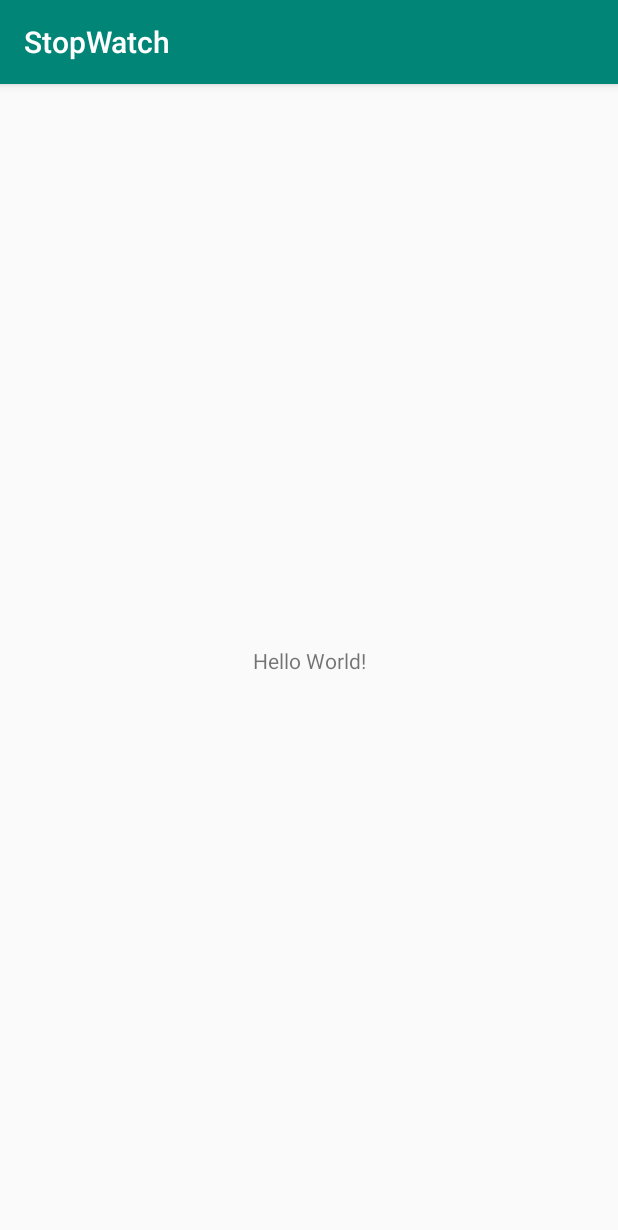
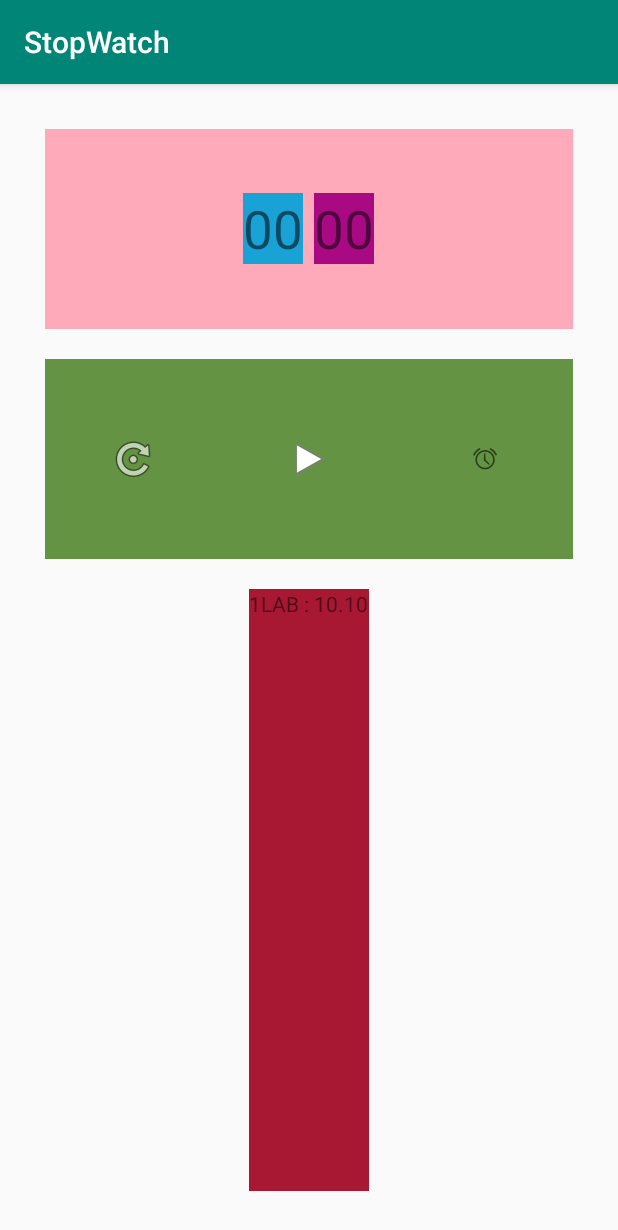
Before and after one commit to BaekDorazi/StopWatchApp, an Android app: the screen it shows after launch (MainActivity), on a phone screen of 412 x 824 dp. Shown: the top 1230 px of the screen. Run offline under Robolectric (Android 15) with nearby library versions, the phone set to English and light mode, and no system bars.

Commit message:
UI수정 / StopWatch Layout 구성

```diff
--- a/app/src/main/res/layout/activity_main.xml
+++ b/app/src/main/res/layout/activity_main.xml
@@ -1,19 +1,79 @@
 <?xml version="1.0" encoding="utf-8"?>
-<android.support.constraint.ConstraintLayout
-    xmlns:android="http://schemas.android.com/apk/res/android"
-    xmlns:tools="http://schemas.android.com/tools"
-    xmlns:app="http://schemas.android.com/apk/res-auto"
-    android:layout_width="match_parent"
-    android:layout_height="match_parent"
-    tools:context=".MainActivity">
+<LinearLayout
+        xmlns:android="http://schemas.android.com/apk/res/android"
+        xmlns:app="http://schemas.android.com/apk/res-auto" android:layout_width="match_parent"
+        android:layout_height="match_parent"
+        android:layout_margin="30dp"
+        android:orientation="vertical">
 
-    <TextView
-        android:layout_width="wrap_content"
-        android:layout_height="wrap_content"
-        android:text="Hello World!"
-        app:layout_constraintBottom_toBottomOf="parent"
-        app:layout_constraintLeft_toLeftOf="parent"
-        app:layout_constraintRight_toRightOf="parent"
-        app:layout_constraintTop_toTopOf="parent" />
+    <LinearLayout
+            android:layout_width="match_parent"
+            android:layout_height="0dp"
+            android:layout_weight="1"
+            android:gravity="center"
+            android:orientation="horizontal"
+            android:layout_marginBottom="20dp"
+            android:background="#fab">
+        <TextView
+                android:id="@+id/tv_sec"
+                android:layout_width="wrap_content"
+                android:layout_height="wrap_content"
+                android:text="00"
+                android:textSize="35dp"
+                android:background="#19a2d5"/>
 
-</android.support.constraint.ConstraintLayout>
+        <TextView
+                android:id="@+id/tv_mili_sec"
+                android:layout_width="wrap_content"
+                android:layout_height="wrap_content"
+                android:text="00"
+                android:textSize="35dp"
+                android:layout_marginLeft="7dp"
+                android:background="#aa0984"/>
+    </LinearLayout>
+
+    <LinearLayout
+            android:layout_width="match_parent"
+            android:layout_height="0dp"
+            android:layout_weight="1"
+            android:gravity="center"
+            android:background="#659344"
+            android:orientation="horizontal"
+            android:layout_marginBottom="20dp">
+
+        <ImageView
+                android:id="@+id/refresh_btn"
+                android:layout_width="0dp"
+                android:layout_height="wrap_content"
+                android:layout_weight="1"
+                app:srcCompat="@android:drawable/ic_menu_rotate"/>
+
+        <ImageView
+                android:id="@+id/play_pause_btn"
+                android:layout_width="0dp"
+                android:layout_height="wrap_content"
+                android:layout_weight="1"
+                app:srcCompat="@android:drawable/ic_media_play"/>
+
+        <ImageView
+                android:id="@+id/lab_time_btn"
+                android:layout_width="0dp"
+                android:layout_height="wrap_content"
+                android:layout_weight="1"
+                app:srcCompat="@android:drawable/ic_lock_idle_alarm"/>
+    </LinearLayout>
+
+    <ScrollView
+            android:layout_width="wrap_content"
+            android:layout_height="0dp"
+            android:layout_weight="3"
+            android:layout_gravity="center"
+            android:background="#a81832">
+
+        <TextView
+                android:id="@+id/tv_lab_time"
+                android:layout_width="wrap_content"
+                android:layout_height="wrap_content"
+                android:text="1LAB : 10.10"/>
+    </ScrollView>
+</LinearLayout>
```
